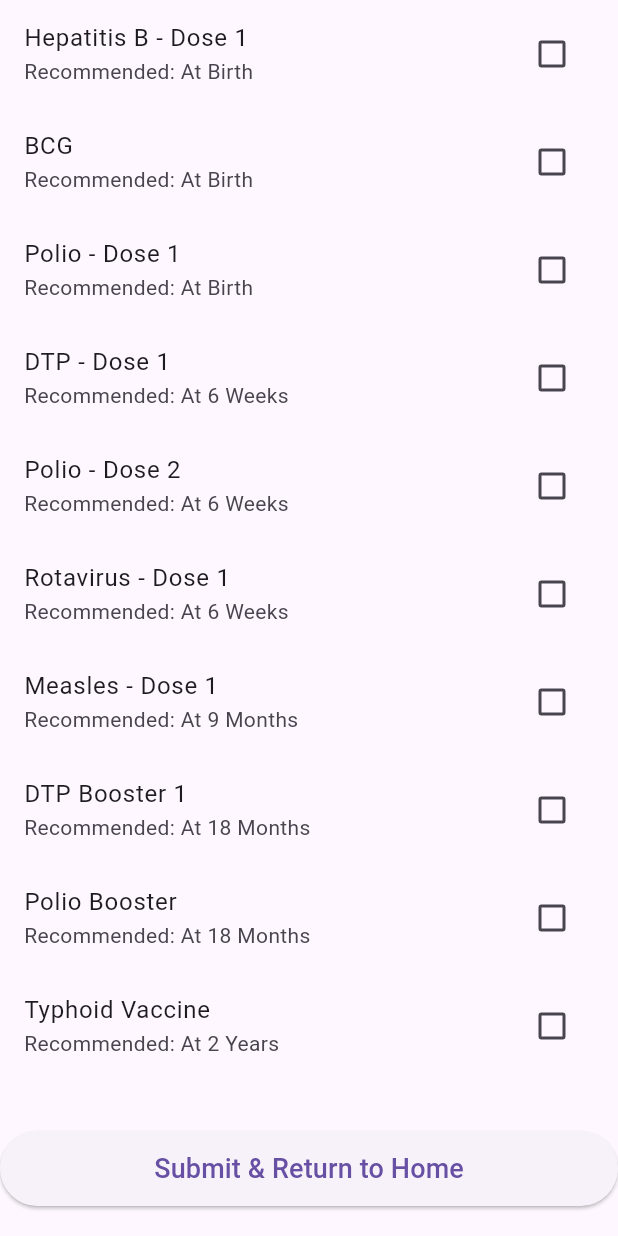
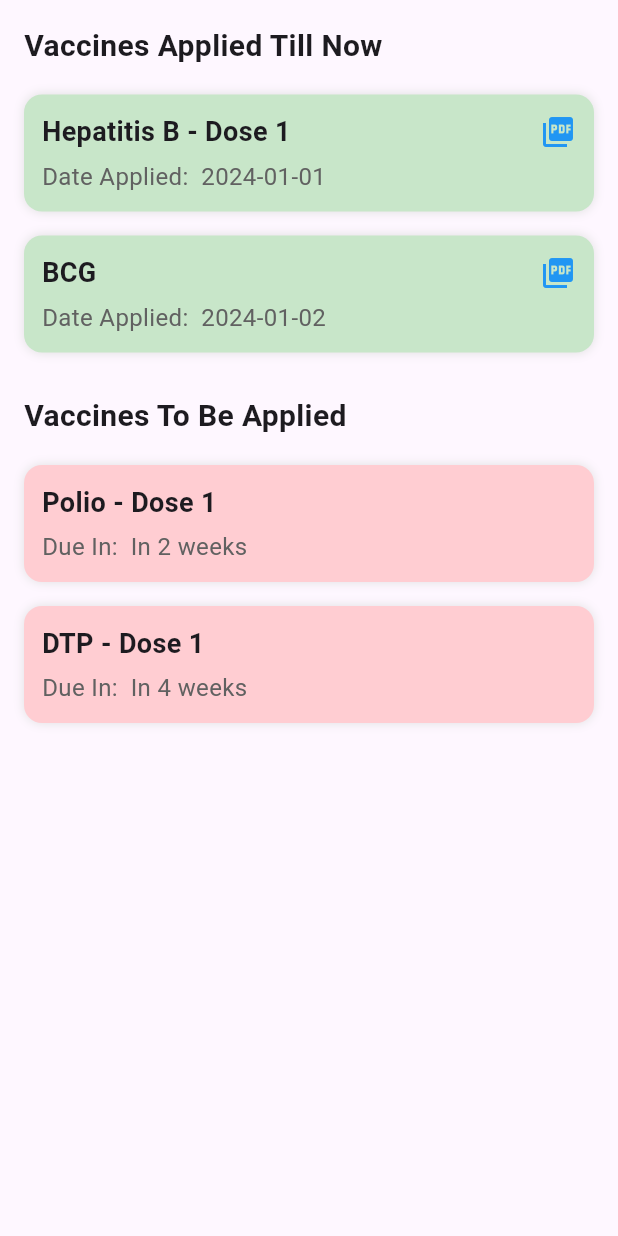
Before and after one commit to rajank18/VaccineCare, a Flutter app: the VaccineDetailsPage widget shown alone on an empty page, opened directly, on a phone screen of 412 x 824 dp. Run offline on Flutter 3.47's test engine with Material 3 defaults, Android fonts, the phone set to English and light mode, and no system bars; our stand-ins replace shared_preferences, supabase_flutter; accounts and stored records are empty.

Commit message:
some changes

```diff
--- a/vaccinecare_app/lib/screens/home_page.dart
+++ b/vaccinecare_app/lib/screens/home_page.dart
@@ -4,6 +4,8 @@ import 'package:shared_preferences/shared_preferences.dart';
 import 'auth_page.dart';
 import 'vaccine_track_record.dart';
 import 'user_profile.dart';
+import 'dart:async';
+
 
 class HomeScreen extends StatefulWidget {
   @override
@@ -78,10 +80,57 @@ class _HomeScreenState extends State<HomeScreen> {
 }
 
 // Home Page Content with Vaccine Summary
-class HomePageContent extends StatelessWidget {
+// Home Page Content with Vaccine Summary and Education Slider
+
+class HomePageContent extends StatefulWidget {
   final List<String> vaccines;
 
   HomePageContent({this.vaccines = const []});
+
+  @override
+  _HomePageContentState createState() => _HomePageContentState();
+}
+
+class _HomePageContentState extends State<HomePageContent> {
+  final PageController _pageController = PageController();
+  int _currentPage = 0;
+  Timer? _timer;
+
+  final List<String> educationSlides = [
+    "Vaccines help prevent serious diseases like polio, measles, and COVID-19.",
+    "Getting vaccinated protects not just you, but also those around you.",
+    "Vaccines are tested for safety and effectiveness before approval.",
+    "Some vaccines require booster doses for long-term immunity.",
+    "Side effects of vaccines are usually mild and temporary."
+  ];
+
+  @override
+  void initState() {
+    super.initState();
+    _startAutoSlide();
+  }
+
+  void _startAutoSlide() {
+    _timer = Timer.periodic(Duration(seconds: 3), (timer) {
+      if (_currentPage < educationSlides.length - 1) {
+        _currentPage++;
+      } else {
+        _currentPage = 0; // Reset to first slide
+      }
+      _pageController.animateToPage(
+        _currentPage,
+        duration: Duration(milliseconds: 500),
+        curve: Curves.easeInOut,
+      );
+    });
+  }
+
+  @override
+  void dispose() {
+    _timer?.cancel();
+    _pageController.dispose();
+    super.dispose();
+  }
 
   @override
   Widget build(BuildContext context) {
@@ -90,18 +139,67 @@ class HomePageContent extends StatelessWidget {
       child: Column(
         crossAxisAlignment: CrossAxisAlignment.start,
         children: [
-          Text("Welcome to Vaccine Care!", style: TextStyle(fontSize: 22, fontWeight: FontWeight.bold)),
+          // Education Slider Section
+          SizedBox(
+            height: 150,
+            child: PageView.builder(
+              controller: _pageController,
+              itemCount: educationSlides.length,
+              onPageChanged: (index) {
+                setState(() {
+                  _currentPage = index;
+                });
+              },
+              itemBuilder: (context, index) {
+                return Card(
+                  elevation: 4,
+                  shape: RoundedRectangleBorder(borderRadius: BorderRadius.circular(12)),
+                  child: Padding(
+                    padding: const EdgeInsets.all(16.0),
+                    child: Center(
+                      child: Text(
+                        educationSlides[index],
+                        textAlign: TextAlign.center,
+                        style: TextStyle(fontSize: 16, fontWeight: FontWeight.w500),
+                      ),
+                    ),
+                  ),
+                );
+              },
+            ),
+          ),
           SizedBox(height: 10),
+
+          // Dots Indicator
+          Row(
+            mainAxisAlignment: MainAxisAlignment.center,
+            children: List.generate(
+              educationSlides.length,
+              (index) => Container(
+                margin: EdgeInsets.symmetric(horizontal: 4),
+                width: _currentPage == index ? 10 : 6,
+                height: _currentPage == index ? 10 : 6,
+                decoration: BoxDecoration(
+                  shape: BoxShape.circle,
+                  color: _currentPage == index ? Colors.blue : Colors.grey,
+                ),
+              ),
+            ),
+          ),
+
+          SizedBox(height: 20),
+
+          // Vaccine Summary Section
           Text("Vaccines Applied:", style: TextStyle(fontSize: 18, fontWeight: FontWeight.bold)),
           Expanded(
-            child: vaccines.isEmpty
+            child: widget.vaccines.isEmpty
                 ? Center(child: Text("No vaccines selected yet.", style: TextStyle(fontSize: 16, color: Colors.grey)))
                 : ListView.builder(
-                    itemCount: vaccines.length,
+                    itemCount: widget.vaccines.length,
                     itemBuilder: (context, index) {
                       return ListTile(
                         leading: Icon(Icons.check_circle, color: Colors.green),
-                        title: Text(vaccines[index]),
+                        title: Text(widget.vaccines[index]),
                       );
                     },
                   ),
--- a/vaccinecare_app/lib/screens/vaccine_track_record.dart
+++ b/vaccinecare_app/lib/screens/vaccine_track_record.dart
@@ -1,6 +1,5 @@
 import 'package:flutter/material.dart';
 import 'package:shared_preferences/shared_preferences.dart';
-import 'package:vaccinecare_app/screens/home_page.dart';
 
 class VaccineDetailsPage extends StatefulWidget {
   @override
@@ -8,97 +7,76 @@ class VaccineDetailsPage extends StatefulWidget {
 }
 
 class _VaccineDetailsPageState extends State<VaccineDetailsPage> {
-  final List<Map<String, dynamic>> _vaccines = [
-    {"name": "Hepatitis B - Dose 1", "age": "At Birth", "applied": false},
-    {"name": "BCG", "age": "At Birth", "applied": false},
-    {"name": "Polio - Dose 1", "age": "At Birth", "applied": false},
-    {"name": "DTP - Dose 1", "age": "At 6 Weeks", "applied": false},
-    {"name": "Polio - Dose 2", "age": "At 6 Weeks", "applied": false},
-    {"name": "Rotavirus - Dose 1", "age": "At 6 Weeks", "applied": false},
-    {"name": "Measles - Dose 1", "age": "At 9 Months", "applied": false},
-    {"name": "DTP Booster 1", "age": "At 18 Months", "applied": false},
-    {"name": "Polio Booster", "age": "At 18 Months", "applied": false},
-    {"name": "Typhoid Vaccine", "age": "At 2 Years", "applied": false},
+  List<Map<String, dynamic>> _vaccines = [
+    {"name": "Hepatitis B - Dose 1", "age": "At Birth", "applied": true, "date": "2024-01-01", "expanded": false},
+    {"name": "BCG", "age": "At Birth", "applied": true, "date": "2024-01-02", "expanded": false},
+    {"name": "Polio - Dose 1", "age": "At Birth", "applied": false, "due": "In 2 weeks", "expanded": false},
+    {"name": "DTP - Dose 1", "age": "At 6 Weeks", "applied": false, "due": "In 4 weeks", "expanded": false},
   ];
-
-  Future<void> _saveVaccinationData() async {
-    SharedPreferences prefs = await SharedPreferences.getInstance();
-    List<String> appliedVaccines = _vaccines
-        .where((v) => v["applied"])
-        .map((v) => v["name"].toString())
-        .toList();
-    await prefs.setStringList('checkedVaccines', appliedVaccines);
-  }
-
-  void _submitVaccinationData(BuildContext context) async {
-    await _saveVaccinationData();
-
-    ScaffoldMessenger.of(context).showSnackBar(
-      SnackBar(
-        content: Text("Vaccine data saved! Returning to Home..."),
-        duration: Duration(seconds: 2),
-      ),
-    );
-
-    Future.delayed(Duration(seconds: 2), () {
-      Navigator.pushReplacement(
-        context,
-        MaterialPageRoute(builder: (context) => HomeScreen()),
-      );
-    });
-  }
-
-  @override
-  void initState() {
-    super.initState();
-    _loadVaccineData();
-  }
-
-  Future<void> _loadVaccineData() async {
-    SharedPreferences prefs = await SharedPreferences.getInstance();
-    List<String> checkedVaccines = prefs.getStringList('checkedVaccines') ?? [];
-    setState(() {
-      for (var vaccine in _vaccines) {
-        if (checkedVaccines.contains(vaccine["name"])) {
-          vaccine["applied"] = true;
-        }
-      }
-    });
-  }
 
   @override
   Widget build(BuildContext context) {
+    List<Map<String, dynamic>> appliedVaccines = _vaccines.where((v) => v['applied']).toList();
+    List<Map<String, dynamic>> pendingVaccines = _vaccines.where((v) => !v['applied']).toList();
+
+    return Padding(
+      padding: const EdgeInsets.all(16.0),
+      child: Column(
+        crossAxisAlignment: CrossAxisAlignment.start,
+        children: [
+          Text("Vaccines Applied Till Now", style: TextStyle(fontSize: 20, fontWeight: FontWeight.bold)),
+          SizedBox(height: 10),
+          _buildVaccineList(appliedVaccines, Colors.green[100]!, "Date Applied: ", true),
+          SizedBox(height: 20),
+          Text("Vaccines To Be Applied", style: TextStyle(fontSize: 20, fontWeight: FontWeight.bold)),
+          SizedBox(height: 10),
+          _buildVaccineList(pendingVaccines, Colors.red[100]!, "Due In: ", false),
+        ],
+      ),
+    );
+  }
+
+  Widget _buildVaccineList(List<Map<String, dynamic>> vaccines, Color color, String label, bool showPdf) {
     return Column(
-      // Removed Scaffold to prevent duplicate AppBar
-      children: [
-        Expanded(
-          child: ListView.builder(
-            itemCount: _vaccines.length,
-            itemBuilder: (context, index) {
-              return CheckboxListTile(
-                title: Text(_vaccines[index]["name"]),
-                subtitle: Text("Recommended: ${_vaccines[index]["age"]}"),
-                value: _vaccines[index]["applied"],
-                onChanged: (bool? value) {
-                  setState(() {
-                    _vaccines[index]["applied"] = value!;
-                  });
-                },
-              );
-            },
+      children: vaccines.map((vaccine) {
+        return GestureDetector(
+          onTap: () {
+            setState(() {
+              vaccine['expanded'] = !vaccine['expanded'];
+            });
+          },
+          child: AnimatedContainer(
+            duration: Duration(milliseconds: 300),
+            margin: EdgeInsets.symmetric(vertical: 8),
+            padding: EdgeInsets.all(12),
+            decoration: BoxDecoration(
+              color: color,
+              borderRadius: BorderRadius.circular(12),
+              boxShadow: [BoxShadow(color: Colors.grey.shade300, blurRadius: 5)],
+            ),
+            child: Column(
+              crossAxisAlignment: CrossAxisAlignment.start,
+              children: [
+                Row(
+                  mainAxisAlignment: MainAxisAlignment.spaceBetween,
+                  children: [
+                    Expanded(
+                      child: Text(vaccine['name'], style: TextStyle(fontSize: 18, fontWeight: FontWeight.bold)),
+                    ),
+                    if (showPdf) Icon(Icons.picture_as_pdf, color: Colors.blue),
+                  ],
+                ),
+                SizedBox(height: 5),
+                Text("$label ${vaccine["date"] ?? vaccine["due"]}", style: TextStyle(fontSize: 16, color: Colors.grey[700])),
+                if (vaccine['expanded']) ...[
+                  SizedBox(height: 10),
+                  Text("More details about ${vaccine['name']}...", style: TextStyle(fontSize: 14, color: Colors.black54)),
+                ],
+              ],
+            ),
           ),
-        ),
-        SizedBox(height: 10),
-        ElevatedButton(
-          onPressed: () => _submitVaccinationData(context),
-          style: ElevatedButton.styleFrom(
-            minimumSize: Size(double.infinity, 50),
-          ),
-          child:
-              Text("Submit & Return to Home", style: TextStyle(fontSize: 18)),
-        ),
-        SizedBox(height: 20),
-      ],
+        );
+      }).toList(),
     );
   }
 }
```
Also changed, not shown: vaccinecare_app/lib/screens/auth_page.dart (line endings or trailing spaces).
